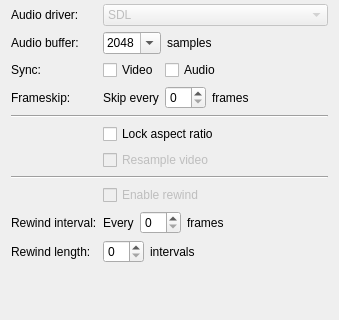
Above: Libretro/mgba/src/platform/qt/SettingsView.ui from kiddreads/Avalon-copy2 before the change; both pictures show x 0 to 339 and y 96 to 416 of the 339 by 503 pixel window. Below: the same form after it.
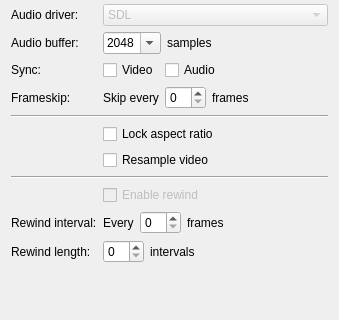
That is the form after the change.

```diff
--- a/Libretro/mgba/src/platform/qt/SettingsView.ui
+++ b/Libretro/mgba/src/platform/qt/SettingsView.ui
@@ -224,9 +224,6 @@
      </item>
      <item row="10" column="1">
       <widget class="QCheckBox" name="resampleVideo">
-       <property name="enabled">
-        <bool>false</bool>
-       </property>
        <property name="text">
         <string>Resample video</string>
        </property>
```
